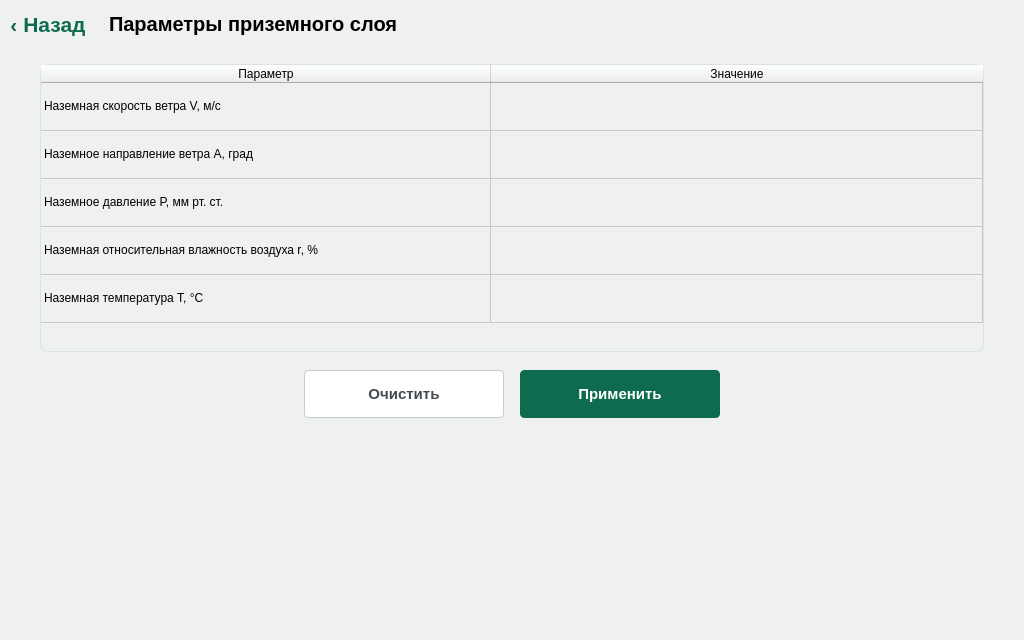
Above: GroundMeteoParams.ui from Pobryakushka/MMK before the change. Below: the same form after it.
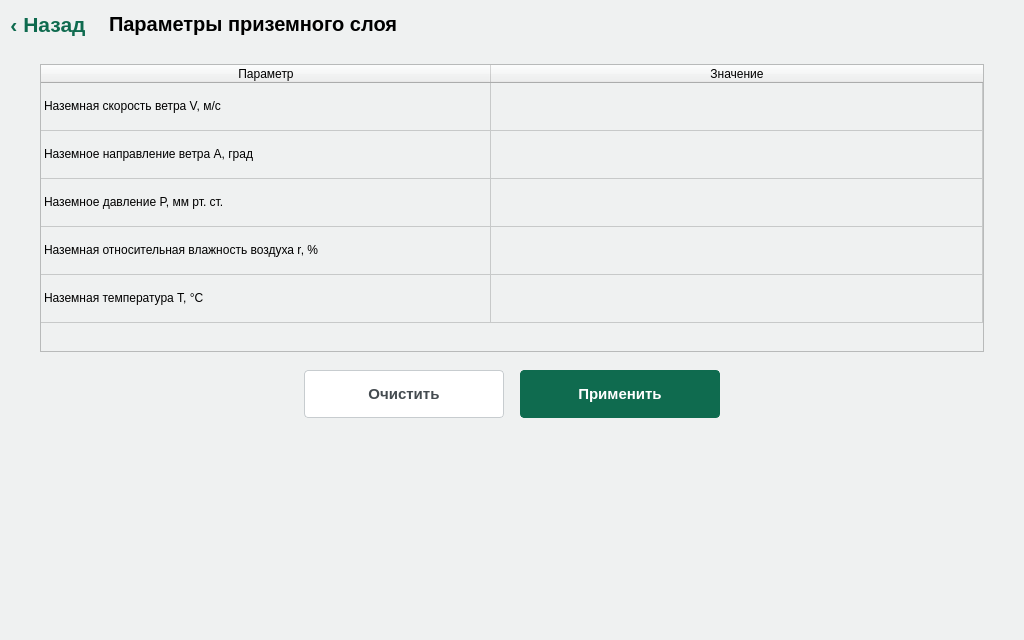
That is the form after the change.

```diff
--- a/GroundMeteoParams.ui
+++ b/GroundMeteoParams.ui
@@ -128,9 +128,6 @@
        <property name="horizontalScrollBarPolicy">
         <enum>Qt::ScrollBarAlwaysOff</enum>
        </property>
-       <property name="styleSheet">
-        <string notr="true">QTableWidget { border: 1px solid #DDE1E3; border-radius: 8px; }</string>
-       </property>
        <property name="layoutDirection">
         <enum>Qt::LeftToRight</enum>
        </property>
```
